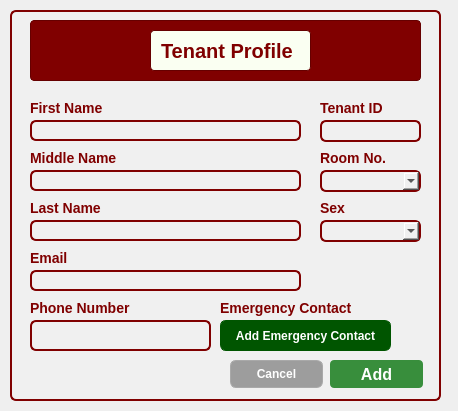
The window that CCC151-Group--BH-Management-System/UI_Files/AddTenant.ui (Kris2103/CCC151-Group--BH-Management-System) describes before a commit, drawn with Qt 5.
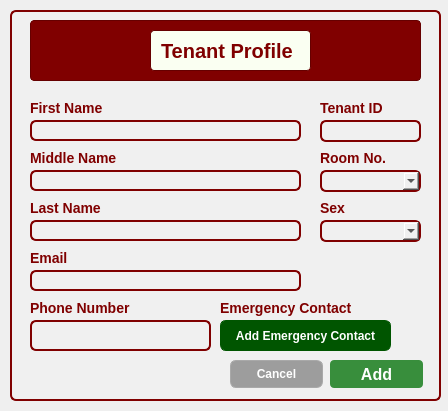
The same window after the commit.

What changed in the file:
```diff
--- a/CCC151-Group--BH-Management-System/UI_Files/AddTenant.ui
+++ b/CCC151-Group--BH-Management-System/UI_Files/AddTenant.ui
@@ -6,7 +6,7 @@
    <rect>
     <x>0</x>
     <y>0</y>
-    <width>458</width>
+    <width>448</width>
     <height>411</height>
    </rect>
   </property>
```
